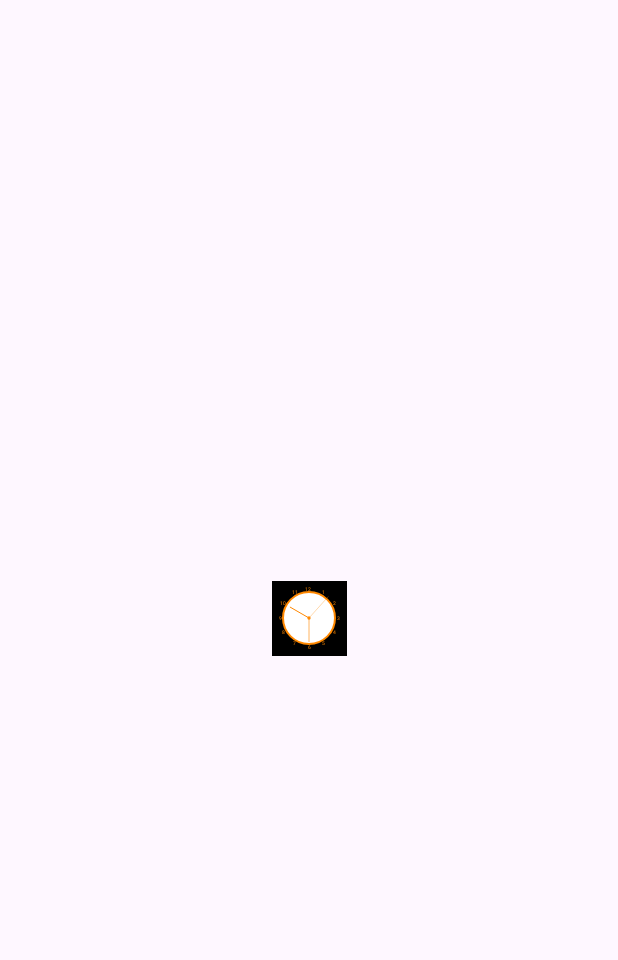
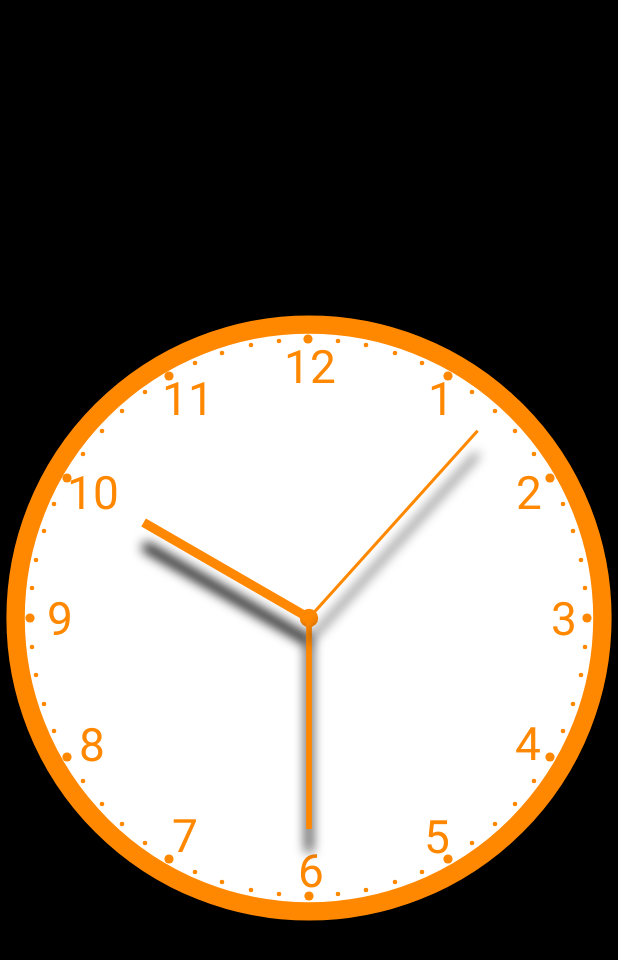
Before and after one commit to AlyonaRulezzz/VK_19_03, an Android app: the screen it shows after launch (MainActivity), on a phone screen of 412 x 824 dp. Shown: the top 960 px of the screen. Run offline under Robolectric (Android 15) with nearby library versions, the phone set to English and light mode, and no system bars.

Commit message:
added shadows

```diff
--- a/app/src/main/java/com/example/analogclock/ClockView.kt
+++ b/app/src/main/java/com/example/analogclock/ClockView.kt
@@ -9,6 +9,7 @@ import android.graphics.Rect
 import android.util.AttributeSet
 import android.util.TypedValue
 import android.view.View
+import java.lang.StrictMath.min
 import java.util.Calendar
 import kotlin.math.cos
 import kotlin.math.sin
@@ -28,6 +29,14 @@ class ClockView : View {
     private var isInit = false
     private val numbers = intArrayOf(1, 2, 3, 4, 5, 6, 7, 8, 9, 10, 11, 12)
     private val rect = Rect()
+    private var radiusForDots = 0.0
+    private var radiusOfSmallDots = 0f
+    private var radiusOfBigDots = 0f
+
+    private var shadowRadius = 0f
+    private var shadowDx = 0f
+    private var shadowDy = 0f
+    private var shadowColor = Color.BLACK
 
     constructor(context: Context?) : super(context)
     constructor(context: Context?, attrs: AttributeSet?) : super(context, attrs)
@@ -54,6 +63,16 @@ class ClockView : View {
         minuteHandTruncation = min / 15
         paint = Paint()
         isInit = true
+        radiusForDots = min(height, width) / 2 - fontSize / 1.5
+        radiusOfSmallDots = fontSize / 20f
+        radiusOfBigDots = fontSize / 10f
+
+//        shadowRadius = 20f
+        shadowRadius = fontSize / 5f
+        shadowDx = 0f
+//        shadowDy = 100f
+        shadowDy = fontSize / 2f
+        shadowColor = Color.BLACK
     }
 
     override fun onDraw(canvas: Canvas) {
@@ -63,19 +82,18 @@ class ClockView : View {
         canvas.drawColor(Color.BLACK)
         drawInsideCircle(canvas)
         drawCircle(canvas)
-
-
-
         drawCenter(canvas)
         drawNumeral(canvas)
+        drawDots(canvas)
         drawHands(canvas)
         postInvalidateDelayed(500)
         invalidate()
     }
 
     private fun drawHand(canvas: Canvas, loc: Double, isHour: Boolean, isMinute: Boolean) {
+        paint?.setShadowLayer(shadowRadius, shadowDx, shadowDy, shadowColor)
+
         val angle = Math.PI * loc / 30 - Math.PI / 2
-//        paint!!.color = resources.getColor(R.color.holo_orange_light)
         var handRadius = radius
             if (isHour) {
                 paint!!.strokeWidth = fontSize / 5f
@@ -93,6 +111,8 @@ class ClockView : View {
             (height / 2 + sin(angle) * handRadius).toFloat(),
             paint!!
         )
+
+        paint?.clearShadowLayer()
     }
 
     private fun drawHands(canvas: Canvas) {
@@ -116,20 +136,31 @@ class ClockView : View {
         }
     }
 
+    private fun drawDots(canvas: Canvas) {
+        paint!!.textSize = fontSize.toFloat()
+        for (number in 1..60) {
+            val angle = Math.PI / 30 * (number - 3)
+            val x = (width / 2 + cos(angle) * radiusForDots).toInt()
+            val y = (height / 2 + sin(angle) * radiusForDots).toInt()
+            if (number % 5 == 3) {
+                canvas.drawCircle(x.toFloat(), y.toFloat(), radiusOfBigDots, paint!!)
+            } else {
+                canvas.drawCircle(x.toFloat(), y.toFloat(), radiusOfSmallDots, paint!!)
+            }
+        }
+    }
+
     private fun drawCenter(canvas: Canvas) {
         paint!!.style = Paint.Style.FILL
-        canvas.drawCircle((width / 2).toFloat(), (height / 2).toFloat(), fontSize / 3f, paint!!)
+        canvas.drawCircle((width / 2).toFloat(), (height / 2).toFloat(), fontSize / 5f, paint!!)
     }
 
     private fun drawCircle(canvas: Canvas) {
-//        paint!!.reset()
         paint!!.color = resources.getColor(R.color.holo_orange_dark)
-//        paint!!.strokeWidth = 5f
-        paint!!.strokeWidth = fontSize / 2.5f  //
+        paint!!.strokeWidth = fontSize / 2.5f
         paint!!.style = Paint.Style.STROKE
-//        paint!!.isAntiAlias = true
         canvas.drawCircle(
-            (width / 2).toFloat(), (height / 2).toFloat(), (radius + padding - 10).toFloat(),
+            (width / 2).toFloat(), (height / 2).toFloat(), (radius + 0.9 * padding).toFloat(),
             paint!!
         )
     }
@@ -137,11 +168,10 @@ class ClockView : View {
     private fun drawInsideCircle(canvas: Canvas) {
         paint!!.reset()
         paint!!.color = resources.getColor(R.color.white)
-//        paint!!.strokeWidth = fontSize / 2f  //
         paint!!.style = Paint.Style.FILL
         paint!!.isAntiAlias = true
         canvas.drawCircle(
-            (width / 2).toFloat(), (height / 2).toFloat(), (radius + padding - 10).toFloat(),
+            (width / 2).toFloat(), (height / 2).toFloat(), (radius + 0.9 * padding).toFloat(),
             paint!!
         )
     }
--- a/app/src/main/res/layout/activity_main.xml
+++ b/app/src/main/res/layout/activity_main.xml
@@ -7,8 +7,8 @@
     tools:context=".MainActivity">
 
     <com.example.analogclock.ClockView
-        android:layout_width="50dp"
-        android:layout_height="50dp"
+        android:layout_width="wrap_content"
+        android:layout_height="wrap_content"
         app:layout_constraintBottom_toBottomOf="parent"
         app:layout_constraintEnd_toEndOf="parent"
         app:layout_constraintStart_toStartOf="parent"
```
